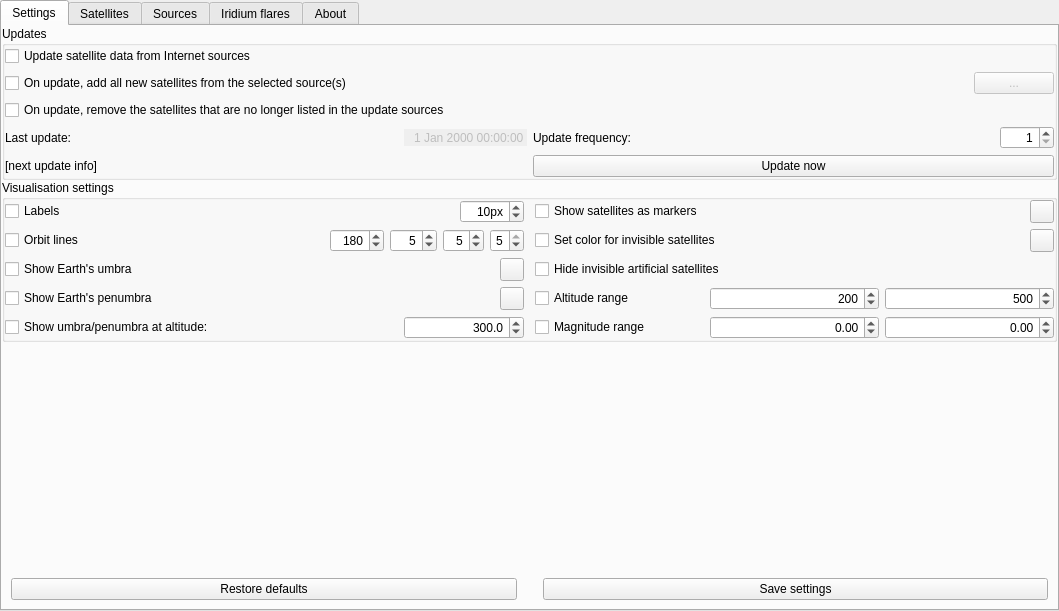
The window that plugins/Satellites/src/gui/satellitesDialog.ui (Stellarium/stellarium) describes before a commit, drawn with Qt 5.
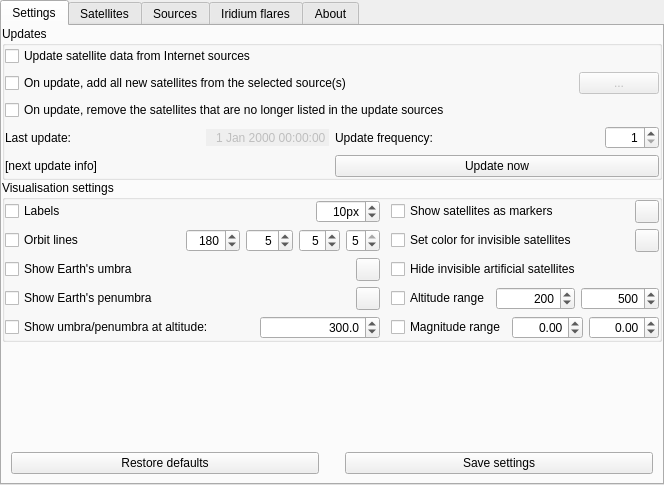
The same window after the commit. Icons and pictures are not drawn. Custom widgets are drawn as their Qt base class.

The edit to the form file:
```diff
--- a/plugins/Satellites/src/gui/satellitesDialog.ui
+++ b/plugins/Satellites/src/gui/satellitesDialog.ui
@@ -6,8 +6,8 @@
    <rect>
     <x>0</x>
     <y>0</y>
-    <width>1059</width>
-    <height>611</height>
+    <width>664</width>
+    <height>485</height>
    </rect>
   </property>
   <property name="windowTitle">
```
